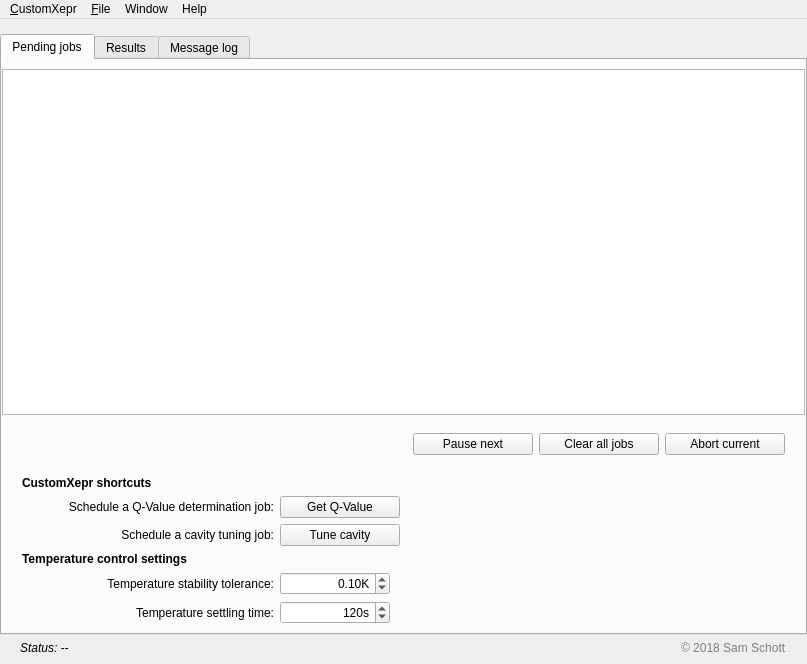
Old version of the form customxepr/main_ui_linux.ui in the repository OE-FET/customxepr.
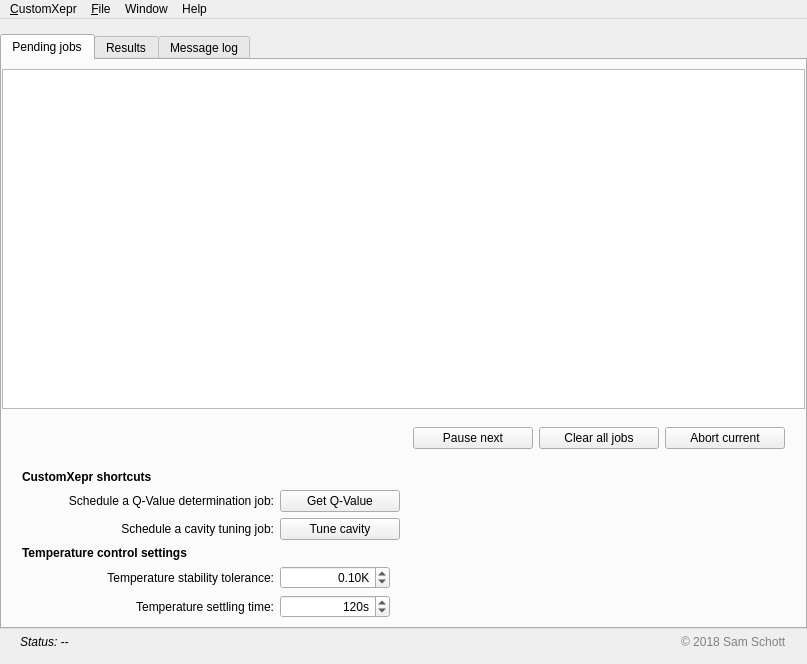
New version of the form. Custom widgets are drawn as their Qt base class.

```diff
--- a/customxepr/main_ui_linux.ui
+++ b/customxepr/main_ui_linux.ui
@@ -64,6 +64,9 @@
     <property name="rightMargin">
      <number>0</number>
     </property>
+    <property name="bottomMargin">
+     <number>15</number>
+    </property>
     <item row="0" column="0" colspan="4">
      <widget class="QTabWidget" name="tabWidget">
       <property name="styleSheet">
```
